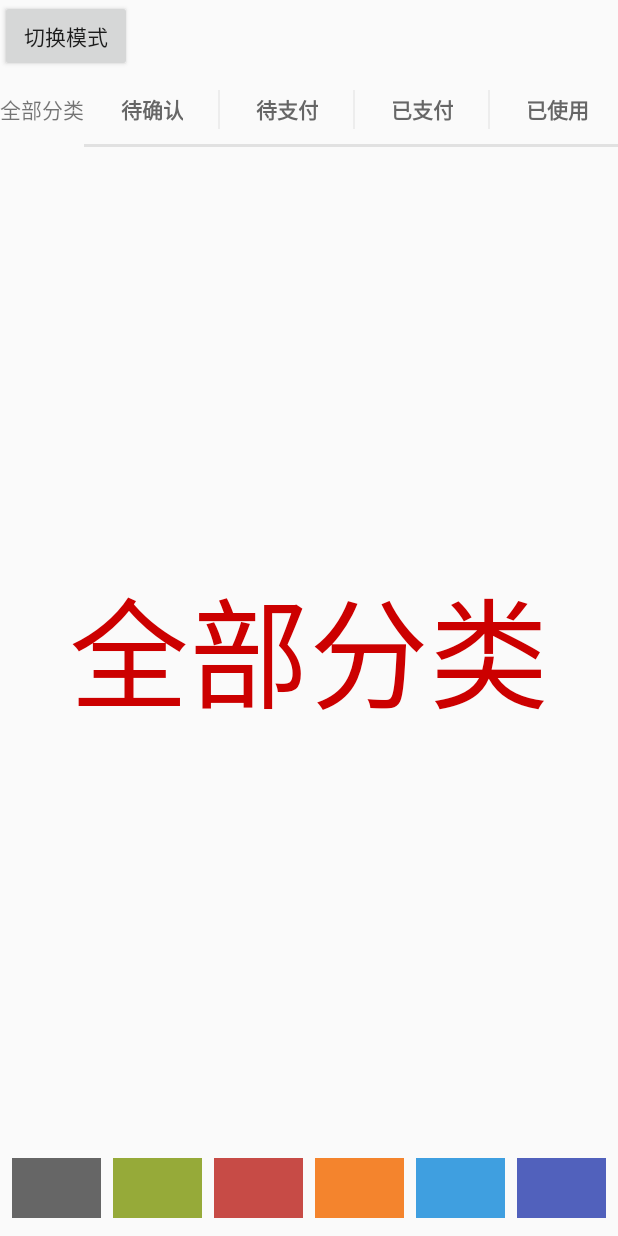
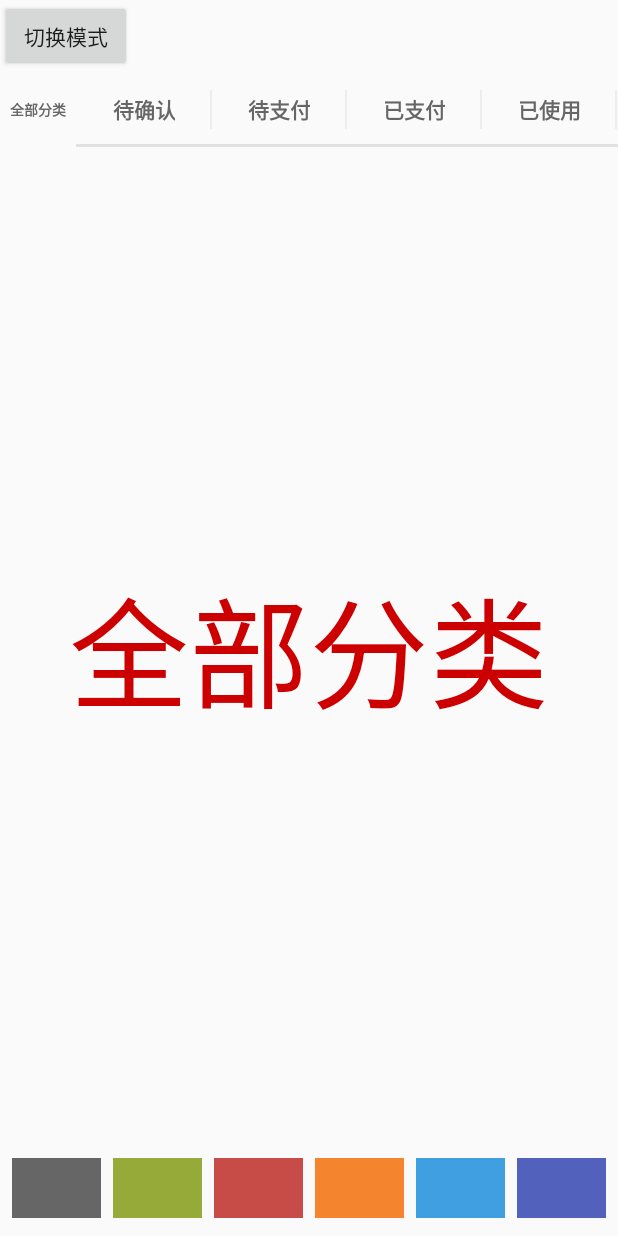
Before and after one commit to CrazyLifeCrazyFun/StudyModule, an Android app: the PagerIndicatorActivity screen opened directly, with no data from a screen before it, on a phone screen of 412 x 824 dp. Run offline under Robolectric (Android 15) with nearby library versions, the phone set to English and light mode, and no system bars.

Commit message:
修正indicator中isSame变量的控制逻辑（原逻辑反转）

```diff
--- a/app/src/main/java/study/meetpast/com/studymodule/MainActivity.java
+++ b/app/src/main/java/study/meetpast/com/studymodule/MainActivity.java
@@ -65,7 +65,6 @@ public class MainActivity extends AppCompatActivity {
         initData();
 
         initListener();
-
 
     }
 
--- a/tagindicatordemo/src/main/java/com/xujun/administrator/tagindicatordemo/PagerIndicatorActivity.java
+++ b/tagindicatordemo/src/main/java/com/xujun/administrator/tagindicatordemo/PagerIndicatorActivity.java
@@ -1,8 +1,10 @@
 package com.xujun.administrator.tagindicatordemo;
 
 import android.graphics.Color;
+import android.graphics.Typeface;
 import android.support.v4.app.Fragment;
 import android.support.v4.view.ViewPager;
+import android.util.TypedValue;
 import android.view.View;
 import android.widget.Button;
 import android.widget.RelativeLayout;
@@ -27,6 +29,7 @@ public class PagerIndicatorActivity extends BaseActivity implements View.OnClick
     private String[] mTitles;
     private BaseViewPagerAdapter mPagerAdapter;
     private boolean first;
+    private TextView tv_all;
 
     @Override
     protected int getContentViewLayoutID() {
@@ -37,11 +40,12 @@ public class PagerIndicatorActivity extends BaseActivity implements View.OnClick
     protected void initView() {
         mPagerIndicator = (TabPagerIndicator) findViewById(R.id.pagerIndicator);
         mViewPager = (ViewPager) findViewById(R.id.viewPager);
-
+        tv_all=(TextView)findViewById(R.id.tv_all);
         mNagRoot = (RelativeLayout) findViewById(R.id.nag_root);
         mTvTitle = (TextView) findViewById(R.id.tv_title);
         mBtnStyle = (Button) findViewById(R.id.btn_style);
-
+        tv_all.setTextSize(TypedValue.COMPLEX_UNIT_PX,14);
+        tv_all.setTypeface(null, Typeface.BOLD);
     }
 
     @Override
@@ -85,10 +89,10 @@ public class PagerIndicatorActivity extends BaseActivity implements View.OnClick
         switch (v.getId()){
             case R.id.btn_style:
                 if(!first){
-                    mPagerIndicator.setIndicatorMode(IndicatorMode.MODE_WEIGHT_EXPAND_NOSAME,
+                    mPagerIndicator.setIndicatorMode(IndicatorMode.MODE_WEIGHT_EXPAND_SAME,
                             true);
                 }else{
-                    mPagerIndicator.setIndicatorMode(IndicatorMode.MODE_WEIGHT_EXPAND_SAME,
+                    mPagerIndicator.setIndicatorMode(IndicatorMode.MODE_WEIGHT_EXPAND_NOSAME,
                             true);
                 }
                 first=!first;
--- a/tagindicatordemo/src/main/res/layout/activity_pager_indicator.xml
+++ b/tagindicatordemo/src/main/res/layout/activity_pager_indicator.xml
@@ -31,9 +31,20 @@
         android:orientation="horizontal"
         >
         <TextView
+            android:id="@+id/tv_all"
             android:layout_width="wrap_content"
-            android:layout_height="50dp"
+            android:layout_height="match_parent"
             android:text="全部分类"
+            android:layout_marginLeft="10px"
+            android:layout_marginRight="10px"
+            android:textColor="#FF666666"
+            android:background="@drawable/background_tab"
+            android:layout_gravity="center_vertical"
+            android:textStyle="bold"
+            android:textAllCaps="true"
+            android:textSize="14dp"
+            android:lines="1"
+            android:ellipsize="end"
             android:gravity="center"
             />
         <com.xujun.viewpagertabindicator.TabPagerIndicator
@@ -45,11 +56,10 @@
 
 
     <android.support.v4.view.ViewPager
-        android:layout_weight="1"
         android:id="@+id/viewPager"
         android:layout_width="match_parent"
-        android:layout_height="0dp">
-    </android.support.v4.view.ViewPager>
+        android:layout_height="0dp"
+        android:layout_weight="1"></android.support.v4.view.ViewPager>
 
     <LinearLayout
         android:id="@+id/colors"
--- a/viewpagertabindicator/src/main/java/com/xujun/viewpagertabindicator/TabPagerIndicator.java
+++ b/viewpagertabindicator/src/main/java/com/xujun/viewpagertabindicator/TabPagerIndicator.java
@@ -118,7 +118,7 @@ public class TabPagerIndicator extends HorizontalScrollView {
 
     private int tabBackgroundResId = R.drawable.background_tab;
     //Indicator的样式
-    private IndicatorMode curMode = IndicatorMode.MODE_WRAP_EXPAND_SAME;
+    private IndicatorMode curMode = IndicatorMode.MODE_WRAP_EXPAND_NOSAME;
 
     private Locale locale;
 
@@ -334,7 +334,7 @@ public class TabPagerIndicator extends HorizontalScrollView {
                 pager.setCurrentItem(position+startOffet);
             }
         });
-        if (!isSame) {
+        if (isSame) {
             tab.setPadding(horizontalPadding, 0, horizontalPadding, 0);
             wrapTabLayoutParams.setMargins(0, 0, 0, 0);
             expandedTabLayoutParams.setMargins(0, 0, 0, 0);
@@ -393,7 +393,7 @@ public class TabPagerIndicator extends HorizontalScrollView {
         int newScrollX;
         View child = tabsContainer.getChildAt(position);
         int left = child.getLeft();
-        if (isSame) {
+        if (!isSame) {
             newScrollX = left + offset - horizontalPadding;
         } else {
             newScrollX = left + offset;
@@ -457,7 +457,7 @@ public class TabPagerIndicator extends HorizontalScrollView {
         dividerPaint.setColor(dividerColor);
         for (int i = 0; i < tabCount - 1; i++) {
             View tab = tabsContainer.getChildAt(i);
-            if (!isSame) {
+            if (isSame) {
                 canvas.drawLine(tab.getRight(), dividerPadding, tab.getRight(),
                         height - dividerPadding, dividerPaint);
             } else {
@@ -480,7 +480,7 @@ public class TabPagerIndicator extends HorizontalScrollView {
                 View child = tabsContainer.getChildAt(currentPosition);
                 int width = child.getWidth();
 
-                if (isSame) {
+                if (!isSame) {
                     width += horizontalPadding * 2;
                 }
                 Log.i(TAG, "onPageScrolled:width=" + width);
```
Also changed, not shown: gradle/wrapper/gradle-wrapper.properties, 2 other files.
